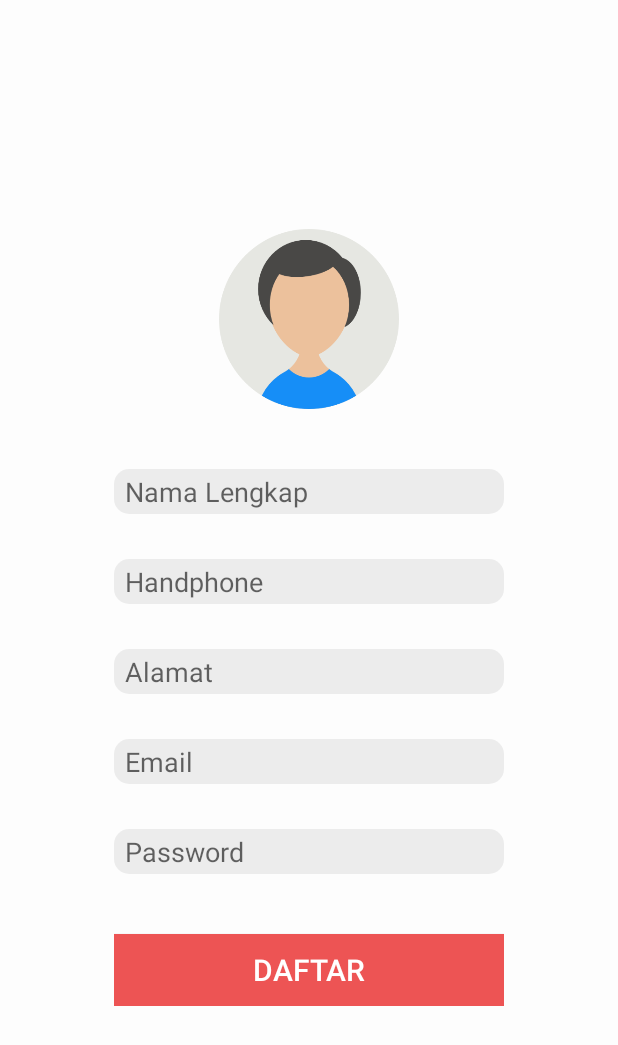
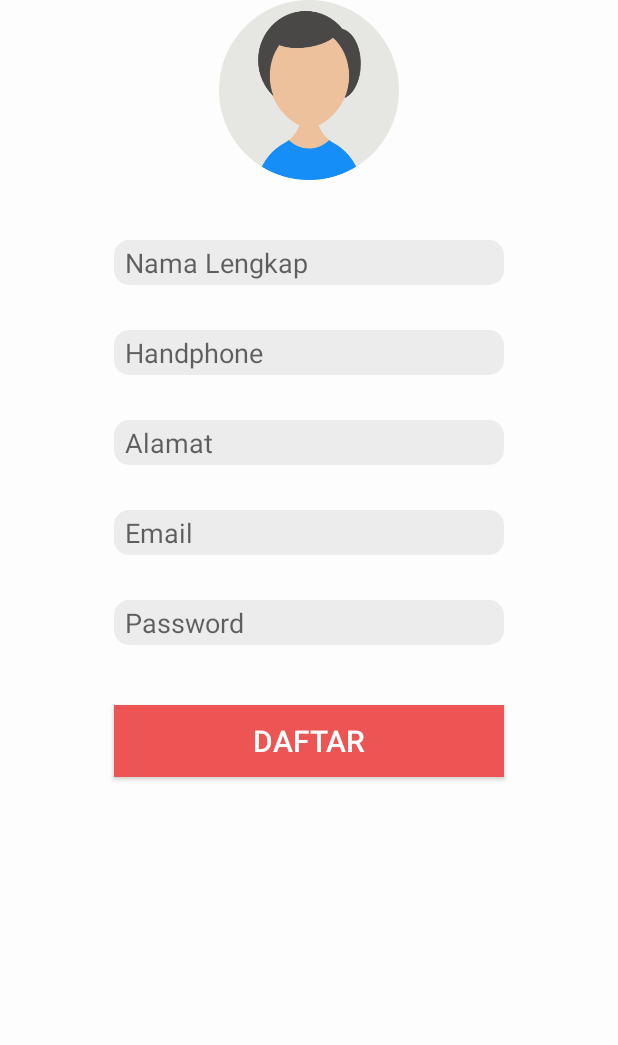
Before and after one commit to khusnul09/aplikasi_beli_obat, an Android app: the RegisterActivity screen opened directly, with no data from a screen before it, on a phone screen of 412 x 824 dp. Shown: the top 1045 px of the screen. Run offline under Robolectric (Android 15) with nearby library versions, the phone set to English and light mode, and no system bars; our stand-ins replace Firebase (no records; nobody signed in at launch, a user with empty details on screens opened directly).

Commit message:
support signup

```diff
--- a/app/src/main/java/com/example/mynotes/RegisterActivity.java
+++ b/app/src/main/java/com/example/mynotes/RegisterActivity.java
@@ -7,24 +7,65 @@ import android.os.Bundle;
 import android.view.View;
 import android.widget.Button;
 import android.widget.EditText;
+import android.widget.Toast;
+
+import com.google.firebase.auth.FirebaseAuth;
 
 import java.util.Objects;
 
 public class RegisterActivity extends AppCompatActivity {
     Button buttonDaftar;
+    EditText namaLengkap, noHp, alamat, emailReg, passwordReg;
+    private FirebaseAuth auth;
 
     @Override
     protected void onCreate(Bundle savedInstanceState) {
         super.onCreate(savedInstanceState);
         setContentView(R.layout.activity_register);
+        auth = FirebaseAuth.getInstance();
+
+        namaLengkap = findViewById(R.id.et_name);
+        noHp = findViewById(R.id.et_handphone);
+        alamat = findViewById(R.id.et_alamat);
+        emailReg = findViewById(R.id.et_reg_email);
+        passwordReg = findViewById(R.id.et_reg_password);
 
         buttonDaftar = findViewById(R.id.btn_daftar);
-        buttonDaftar.setOnClickListener(new View.OnClickListener() {
-            @Override
-            public void onClick(View v) {
-                Intent intent = new Intent(RegisterActivity.this, SyaratDanKetentuanActivity.class);
-                startActivity(intent);
+
+        buttonDaftar.setOnClickListener(v -> {
+            if (!Utils.inputValidation(namaLengkap)) {
+                namaLengkap.setError("Masukkan nama lengkap");
+                return;
             }
+            if (!Utils.inputValidation(noHp)) {
+                noHp.setError("Masukkan nomor hp");
+                return;
+            }
+            if (!Utils.inputValidation(alamat)) {
+                namaLengkap.setError("Masukkan alamat");
+                return;
+            }
+            if (!Utils.inputValidation(emailReg)) {
+                noHp.setError("Masukkan email");
+                return;
+            }
+            if (!Utils.inputValidation(passwordReg)) {
+                noHp.setError("Masukkan password");
+                return;
+            }
+
+            String email = Objects.requireNonNull(emailReg.getText()).toString();
+            String password = Objects.requireNonNull(passwordReg.getText()).toString();
+            //if everything is okay
+            auth.createUserWithEmailAndPassword(email, password).addOnCompleteListener(this, task -> {
+                if (!task.isSuccessful()) {
+                    Toast.makeText(this, "Gagal mendaftarkan user", Toast.LENGTH_SHORT).show();
+                } else {
+                    Toast.makeText(this, "Berhasil mendaftarkan user!", Toast.LENGTH_SHORT).show();
+                    Intent intent = new Intent(RegisterActivity.this, LoginActivity.class);
+                    startActivity(intent);
+                }
+            });
         });
     }
 }
--- a/app/src/main/java/com/example/mynotes/Utils.java
+++ b/app/src/main/java/com/example/mynotes/Utils.java
@@ -6,10 +6,14 @@ import com.google.android.material.textfield.TextInputLayout;
 
 public class Utils {
 
-
     public static boolean inputValidation(TextInputLayout input) {
         String username = input.getEditText().getText().toString().trim();
         return username.length() != 0;
     }
 
+    public static boolean inputValidation(EditText input) {
+        String username = input.getText().toString().trim();
+        return username.length() != 0;
+    }
+
 }
--- a/app/src/main/res/layout/activity_register.xml
+++ b/app/src/main/res/layout/activity_register.xml
@@ -1,6 +1,5 @@
 <?xml version="1.0" encoding="utf-8"?>
-<RelativeLayout
-    xmlns:android="http://schemas.android.com/apk/res/android"
+<RelativeLayout xmlns:android="http://schemas.android.com/apk/res/android"
     xmlns:app="http://schemas.android.com/apk/res-auto"
     xmlns:tools="http://schemas.android.com/tools"
     android:layout_width="match_parent"
@@ -8,12 +7,97 @@
     android:background="#FDFDFD"
     tools:context=".RegisterActivity">
 
-    <include
-        layout="@layout/register_layout"
-        android:layout_width="wrap_content"
+
+    <ImageView
+        android:id="@+id/iv_user"
+        android:layout_width="120dp"
+        android:layout_height="120dp"
+        android:layout_centerHorizontal="true"
+        app:srcCompat="@drawable/logouser" />
+
+    <EditText
+        android:id="@+id/et_name"
+        android:layout_width="260dp"
+        android:layout_height="30dp"
+        android:layout_below="@+id/iv_user"
+        android:layout_centerHorizontal="true"
+        android:layout_marginTop="40dp"
+        android:background="@drawable/edit"
+        android:ems="10"
+        android:hint="Nama Lengkap"
+        android:inputType="textPersonName"
+        android:paddingLeft="7dp"
+        android:textColor="#F33939" />
+
+    <EditText
+        android:id="@+id/et_handphone"
+        android:layout_width="260dp"
+        android:layout_height="30dp"
+        android:layout_below="@+id/et_name"
+        android:layout_centerHorizontal="true"
+        android:layout_marginTop="30dp"
+        android:background="@drawable/edit"
+        android:ems="10"
+        android:hint="Handphone"
+        android:inputType="number"
+        android:paddingLeft="7dp"
+        android:textColor="#F33939" />
+
+    <EditText
+        android:id="@+id/et_alamat"
+        android:layout_width="260dp"
+        android:layout_height="30dp"
+        android:layout_below="@+id/et_handphone"
+        android:layout_centerHorizontal="true"
+        android:layout_marginTop="30dp"
+        android:background="@drawable/edit"
+        android:ems="10"
+        android:hint="Alamat"
+        android:inputType="textMultiLine"
+        android:paddingLeft="7dp"
+        android:textColor="#F33939" />
+
+    <EditText
+        android:id="@+id/et_reg_email"
+        android:layout_width="260dp"
+        android:layout_height="30dp"
+        android:layout_below="@+id/et_alamat"
+        android:layout_centerHorizontal="true"
+        android:layout_marginTop="30dp"
+        android:background="@drawable/edit"
+        android:ems="10"
+        android:hint="Email"
+        android:inputType="textPersonName"
+        android:paddingLeft="7dp"
+        android:textColor="#F33939" />
+
+    <EditText
+        android:id="@+id/et_reg_password"
+        android:layout_width="260dp"
+        android:layout_height="30dp"
+        android:layout_below="@+id/et_reg_email"
+        android:layout_centerHorizontal="true"
+        android:layout_marginTop="30dp"
+        android:background="@drawable/edit"
+        android:ems="10"
+        android:hint="Password"
+        android:inputType="text"
+        android:paddingLeft="7dp"
+        android:textColor="#F33939"
+        app:passwordToggleEnabled="true" />
+
+
+    <Button
+        android:id="@+id/btn_daftar"
+        android:layout_width="260dp"
         android:layout_height="wrap_content"
+        android:layout_below="@+id/et_reg_password"
         android:layout_centerHorizontal="true"
-        android:layout_centerVertical="true"
-        />
+        android:layout_marginTop="40dp"
+        android:background="#ED5454"
+        android:text="DAFTAR"
+        android:textColor="#ffffff"
+        android:textSize="20sp" />
+
 
 </RelativeLayout>
```
